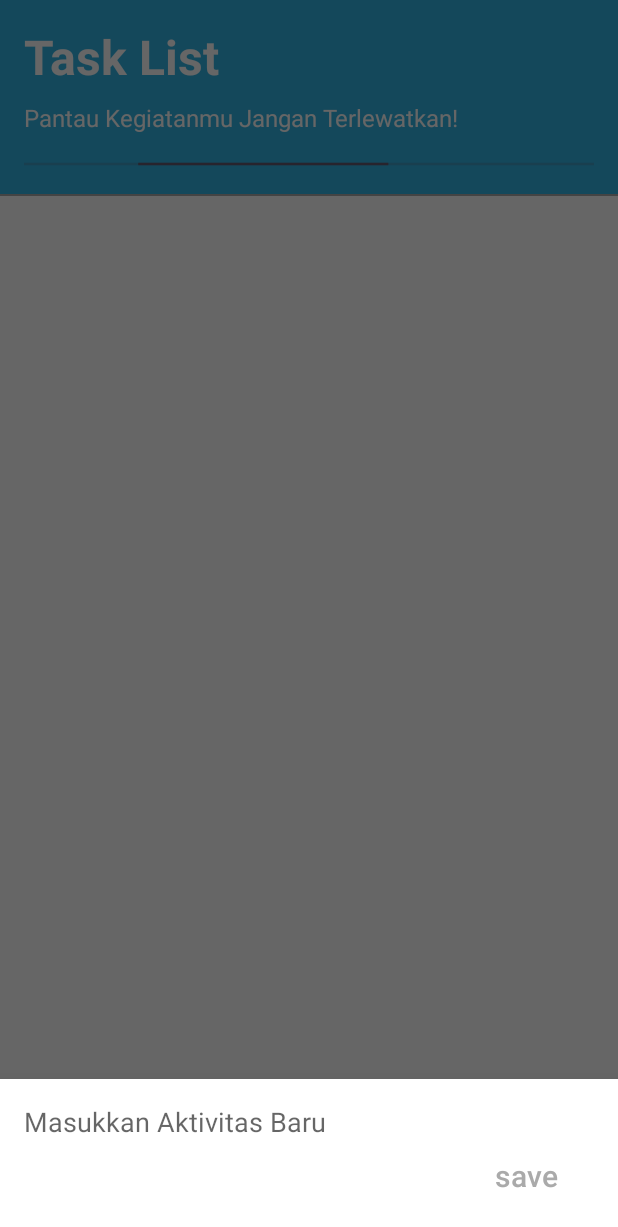
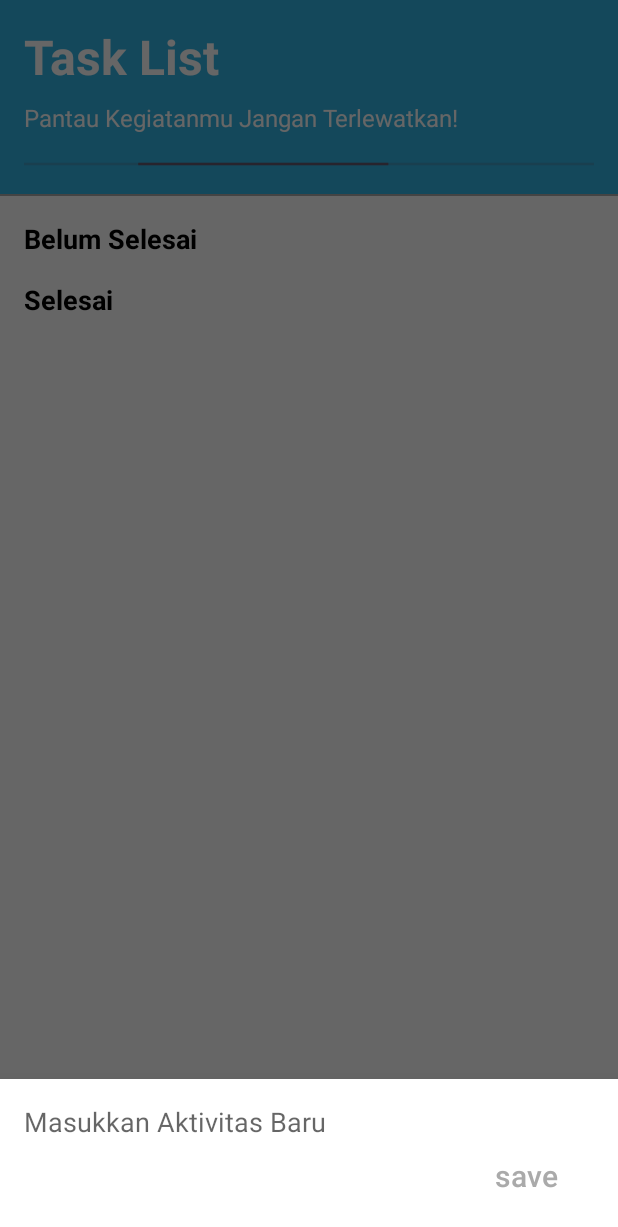
Before and after one commit to Rasyaditya13/PBB-ToDoList, an Android app: the fragment AddNewTask placed in its activity, on a phone screen of 412 x 824 dp. Shown: the top 1227 px of the screen. Run offline under Robolectric (Android 15) with nearby library versions, the light colour scheme and no system bars.

Commit message:
pisah done and doing

```diff
--- a/app/src/main/java/com/example/tesgithub/Model/ToDoModel.java
+++ b/app/src/main/java/com/example/tesgithub/Model/ToDoModel.java
@@ -1,7 +1,8 @@
 package com.example.tesgithub.Model;
 
 public class ToDoModel {
-    private int id, status;
+    private int id;
+    private int status;
     private String task;
     private long createdAt;
 
--- a/app/src/main/res/layout/activity_main.xml
+++ b/app/src/main/res/layout/activity_main.xml
@@ -39,7 +39,6 @@
             style="?android:attr/progressBarStyleHorizontal"
             android:progressDrawable="@android:color/white"
             android:indeterminate="true" />
-
     </LinearLayout>
 
     <View
@@ -50,29 +49,50 @@
         android:background="@android:color/darker_gray" />
 
     <TextView
-        android:id="@+id/emptyStateText"
+        android:id="@+id/notCompletedHeader"
         android:layout_width="wrap_content"
         android:layout_height="wrap_content"
         android:layout_below="@id/divider"
-        android:layout_centerHorizontal="true"
-        android:layout_marginTop="32dp"
-        android:text="No tasks available. Add a new task!"
-        android:textColor="@android:color/darker_gray"
-        android:visibility="gone"
-        android:textSize="18sp" />
+        android:layout_marginTop="16dp"
+        android:layout_marginStart="16dp"
+        android:text="Belum Selesai"
+        android:textSize="18sp"
+        android:textStyle="bold"
+        android:textColor="@android:color/black" />
 
     <androidx.recyclerview.widget.RecyclerView
         android:id="@+id/tasksRecyclerView"
         android:layout_width="match_parent"
+        android:layout_height="wrap_content"
+        android:layout_below="@id/notCompletedHeader"
+        app:layoutManager="androidx.recyclerview.widget.LinearLayoutManager"
+        android:nestedScrollingEnabled="true"
+        android:paddingStart="16dp"
+        android:paddingEnd="16dp"
+        android:clipToPadding="false" />
+
+    <TextView
+        android:id="@+id/completedHeader"
+        android:layout_width="wrap_content"
+        android:layout_height="wrap_content"
+        android:layout_below="@id/tasksRecyclerView"
+        android:layout_marginTop="16dp"
+        android:layout_marginStart="16dp"
+        android:text="Selesai"
+        android:textSize="18sp"
+        android:textStyle="bold"
+        android:textColor="@android:color/black" />
+
+    <androidx.recyclerview.widget.RecyclerView
+        android:id="@+id/completedRecyclerView"
+        android:layout_width="match_parent"
         android:layout_height="0dp"
-        android:layout_below="@id/divider"
+        android:layout_below="@id/completedHeader"
         android:layout_above="@id/fab"
         app:layoutManager="androidx.recyclerview.widget.LinearLayoutManager"
         android:nestedScrollingEnabled="true"
         android:paddingStart="16dp"
         android:paddingEnd="16dp"
-        android:layout_marginTop="0px"
-        android:paddingTop="15px"
         android:clipToPadding="false" />
 
     <com.google.android.material.floatingactionbutton.FloatingActionButton
@@ -87,5 +107,4 @@
         app:tint="@android:color/white"
         android:elevation="8dp" />
 
-
 </RelativeLayout>
--- a/app/src/main/res/layout/task_layout.xml
+++ b/app/src/main/res/layout/task_layout.xml
@@ -37,4 +37,5 @@
 
     </RelativeLayout>
 
+
 </androidx.cardview.widget.CardView>
```
